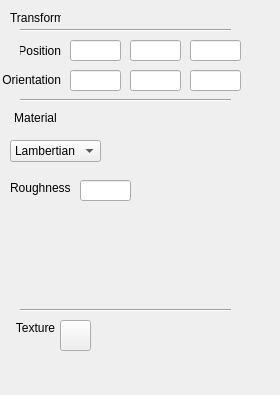
Above: src/view/Inspector.ui from Yordrar/thesis-raytracer before the change; both pictures show x 0 to 280 and y 0 to 395 of the 280 by 650 pixel window. Below: the same form after it.
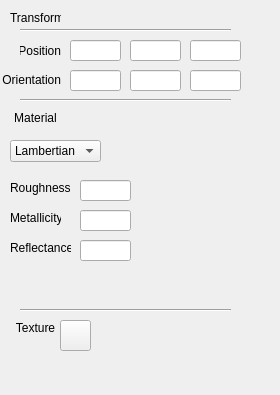
That is the form after the change.

Commit message: added metallicity and reflectance material parameters to inspector

Patch:
```diff
--- a/src/view/Inspector.ui
+++ b/src/view/Inspector.ui
@@ -387,6 +387,61 @@
     <set>Qt::AlignRight|Qt::AlignTrailing|Qt::AlignVCenter</set>
    </property>
   </widget>
+  <widget class="QLineEdit" name="metallicity">
+   <property name="geometry">
+    <rect>
+     <x>80</x>
+     <y>210</y>
+     <width>51</width>
+     <height>21</height>
+    </rect>
+   </property>
+   <property name="text">
+    <string/>
+   </property>
+   <property name="alignment">
+    <set>Qt::AlignRight|Qt::AlignTrailing|Qt::AlignVCenter</set>
+   </property>
+  </widget>
+  <widget class="QLabel" name="metallicity_label">
+   <property name="geometry">
+    <rect>
+     <x>10</x>
+     <y>210</y>
+     <width>51</width>
+     <height>16</height>
+    </rect>
+   </property>
+   <property name="text">
+    <string>Metallicity</string>
+   </property>
+  </widget>
+  <widget class="QLineEdit" name="reflectance">
+   <property name="geometry">
+    <rect>
+     <x>80</x>
+     <y>240</y>
+     <width>51</width>
+     <height>21</height>
+    </rect>
+   </property>
+   <property name="alignment">
+    <set>Qt::AlignRight|Qt::AlignTrailing|Qt::AlignVCenter</set>
+   </property>
+  </widget>
+  <widget class="QLabel" name="reflectance_label">
+   <property name="geometry">
+    <rect>
+     <x>10</x>
+     <y>240</y>
+     <width>61</width>
+     <height>16</height>
+    </rect>
+   </property>
+   <property name="text">
+    <string>Reflectance</string>
+   </property>
+  </widget>
  </widget>
  <resources/>
  <connections/>
```
The commit also changes 4 other files.
